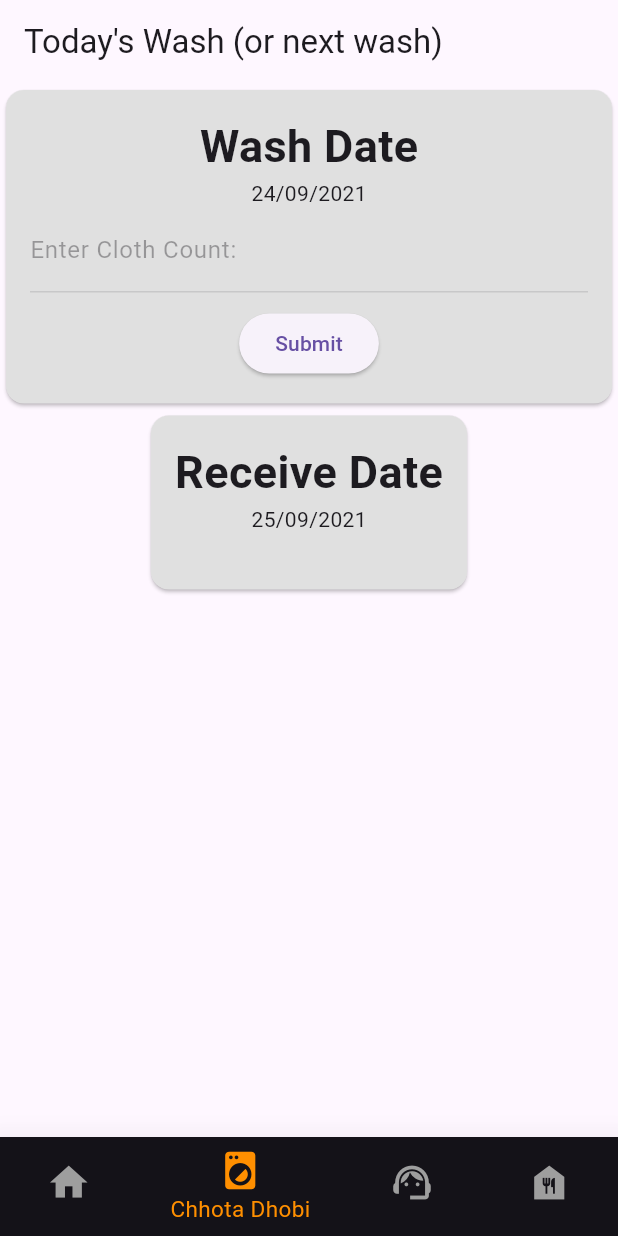
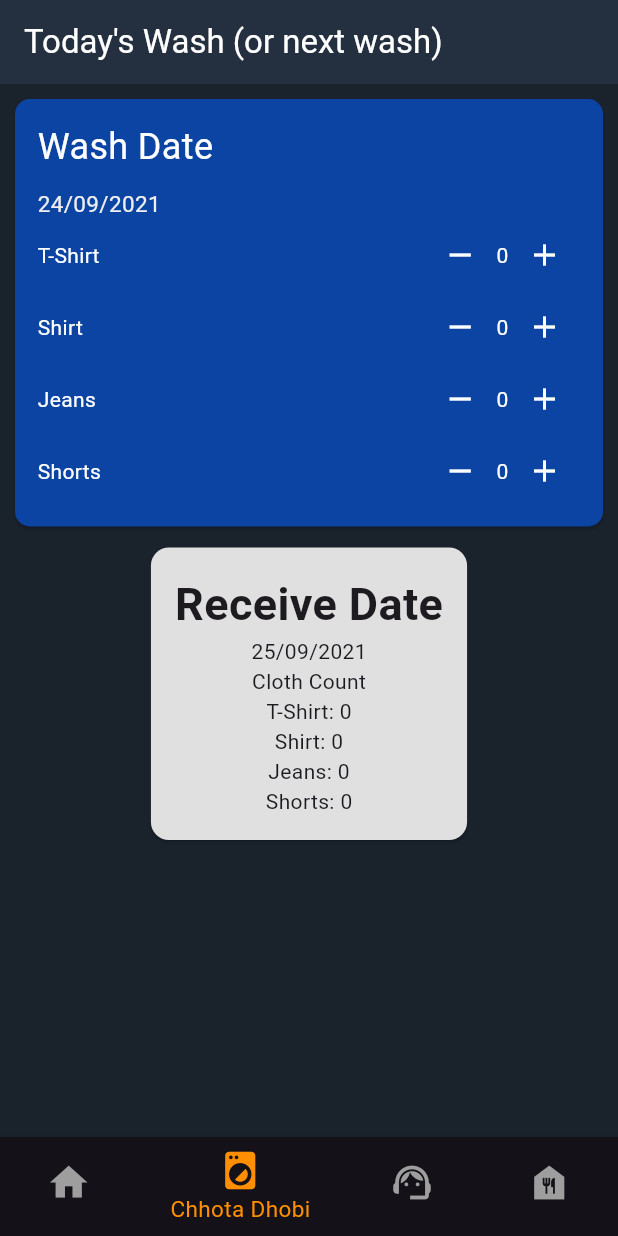
Before and after one commit to drowsy-coder/solveathon24, a Flutter app: the StudentNav screen opened directly, item 2 of the bottom bar chosen, after a tap on "Submit", on a phone screen of 412 x 824 dp. Run offline on Flutter 3.47's test engine with Material 3 defaults, Android fonts, the phone set to English and light mode, and no system bars; our stand-ins replace carousel_slider, firebase_auth, firebase_core, firebase_messaging, google_sign_in; accounts and stored records are empty.

Commit message:
ui changes

```diff
--- a/lib/screens/test2.dart
+++ b/lib/screens/test2.dart
@@ -1,4 +1,5 @@
 import 'package:flutter/material.dart';
+import 'package:solveathon/cloth/clothitem.dart';
 
 class Test2 extends StatefulWidget {
   const Test2({super.key});
@@ -8,55 +9,115 @@ class Test2 extends StatefulWidget {
 }
 
 class _Test2State extends State<Test2> {
+  final Map<String, int> clothCounts = {};
   final TextEditingController clothCountController = TextEditingController();
   bool submitted = false;
   String? count;
+
+  final List<ClothItem> clothItems = [
+    ClothItem(name: 'T-Shirt'),
+    ClothItem(name: 'Shirt'),
+    ClothItem(name: 'Jeans'),
+    ClothItem(name: 'Shorts'),
+    // Add more cloth items here
+  ];
   @override
   Widget build(BuildContext context) {
     return MaterialApp(
       home: Scaffold(
+        backgroundColor: Color(0xff1a222c),
         appBar: AppBar(
-          title: const Text('Today\'s Wash (or next wash)'),
+          backgroundColor: Color(0xff24303f),
+          title: const Text('Today\'s Wash (or next wash)',
+              style: TextStyle(color: Colors.white)),
         ),
-        body: Center(
+        body: SingleChildScrollView(
+          physics: BouncingScrollPhysics(),
+          child: Center(
             child: Column(
               children: [
+                Card(
+                  margin: EdgeInsets.all(10),
+                  shape: RoundedRectangleBorder(
+                    borderRadius: BorderRadius.circular(10),
+                  ),
+                  color: Color(0xFF0C44A3),
+                  child: Column(
+                    crossAxisAlignment: CrossAxisAlignment.start,
+                    children: <Widget>[
                       Container(
-                child: Card(
-                  color: Colors.grey[300],
-                  child: Padding(
-                    padding: const EdgeInsets.all(16.0),
+                        padding: const EdgeInsets.fromLTRB(15, 15, 15, 5),
                         child: Column(
-                      children: [
+                          crossAxisAlignment: CrossAxisAlignment.start,
+                          children: <Widget>[
                             const Text(
                               "Wash Date",
+                              style:
+                                  TextStyle(fontSize: 24, color: Colors.white),
+                            ),
+                            Container(height: 10),
+                            Text(
+                              "24/09/2021",
                               style: TextStyle(
-                              fontSize: 30, fontWeight: FontWeight.bold),
+                                  fontSize: 15, color: Colors.grey[200]),
                             ),
-                        const Text("24/09/2021"),
-                        TextField(
-                          controller: clothCountController,
-                          decoration: InputDecoration(
-                            label: Text("Enter Cloth Count:"),
+                            Container(
+                              height: 200,
+                              child: ListView.builder(
+                                itemCount: clothItems.length,
+                                itemBuilder: (context, index) {
+                                  final clothItem = clothItems[index];
+                                  return Container(
+                                    // color: Color.fromARGB(255, 3, 65, 115),
+                                    child: ClothItemWidget(
+                                      clothItem: clothItem,
+                                      onIncrement: () {
+                                        setState(() {
+                                          clothItem.count++;
+                                        });
+                                      },
+                                      onDecrement: () {
+                                        setState(() {
+                                          if (clothItem.count > 0) {
+                                            clothItem.count--;
+                                          }
+                                        });
+                                      },
                                     ),
-                          enabled: !submitted,
-                          keyboardType: TextInputType.number,
+                                  );
+                                },
                               ),
-                        const SizedBox(height: 10),
-                        ElevatedButton(
+                            )
+                          ],
+                        ),
+                      ),
+                      submitted == false
+                          ? Row(
+                              mainAxisAlignment: MainAxisAlignment.center,
+                              children: [
+                                TextButton(
+                                  style: TextButton.styleFrom(
+                                      foregroundColor: Colors.transparent),
+                                  child: const Text(
+                                    "Submit",
+                                    style: TextStyle(color: Colors.white),
+                                  ),
                                   onPressed: () {
-                            // Handle submit logic here
-                            print('Cloth count: ${clothCountController.text}');
+                                    for (final clothItem in clothItems) {
+                                      clothCounts[clothItem.name] =
+                                          clothItem.count;
+                                    }
+                                    //!Send to backend here
                                     setState(() {
                                       submitted = true;
                                       count = clothCountController.text;
                                     });
                                   },
-                          child: const Text('Submit'),
                                 ),
                               ],
-                    ),
-                  ),
+                            )
+                          : Container(),
+                    ],
                   ),
                 ),
                 submitted == true
@@ -72,7 +133,12 @@ class _Test2State extends State<Test2> {
                                     fontSize: 30, fontWeight: FontWeight.bold),
                               ),
                               Text("25/09/2021"),
-                            Text(count!),
+                              Text(
+                                "Cloth Count",
+                              ),
+                              ...clothCounts.entries.map((entry) {
+                                return Text('${entry.key}: ${entry.value}');
+                              }).toList(),
                             ],
                           ),
                         ),
@@ -98,6 +164,7 @@ class _Test2State extends State<Test2> {
             ),
           ),
         ),
+      ),
     );
   }
 }
```
Lines whose indentation alone changed are shown as unchanged.
